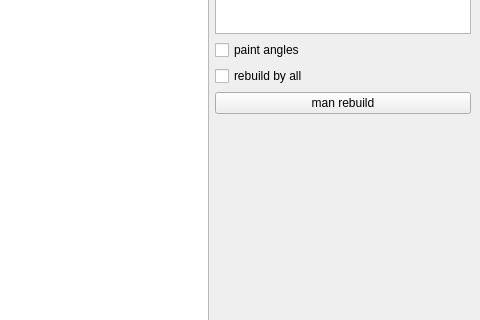
Above: spin-scene/mainwindow.ui from elapidae/lawn-mower before the change; both pictures show x 707 to 1187 and y 224 to 544 of the 1187 by 771 pixel window. Below: the same form after it.
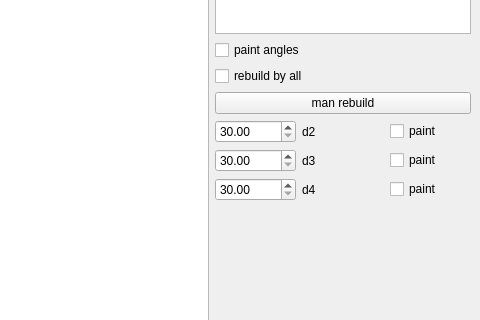
That is the form after the change.

The edit to the form file:
```diff
--- a/spin-scene/mainwindow.ui
+++ b/spin-scene/mainwindow.ui
@@ -14,7 +14,7 @@
    <string>MainWindow</string>
   </property>
   <widget class="QWidget" name="centralwidget">
-   <layout class="QHBoxLayout" name="horizontalLayout_3">
+   <layout class="QHBoxLayout" name="horizontalLayout_6">
     <item>
      <widget class="QGraphicsView" name="view"/>
     </item>
@@ -112,6 +112,99 @@
         </property>
        </widget>
       </item>
+      <item>
+       <layout class="QHBoxLayout" name="horizontalLayout_3">
+        <item>
+         <widget class="QDoubleSpinBox" name="d2_grad">
+          <property name="minimum">
+           <double>30.000000000000000</double>
+          </property>
+          <property name="maximum">
+           <double>500.000000000000000</double>
+          </property>
+          <property name="singleStep">
+           <double>0.500000000000000</double>
+          </property>
+         </widget>
+        </item>
+        <item>
+         <widget class="QLabel" name="label_2">
+          <property name="text">
+           <string>d2</string>
+          </property>
+         </widget>
+        </item>
+        <item>
+         <widget class="QCheckBox" name="d2_paint">
+          <property name="text">
+           <string>paint</string>
+          </property>
+         </widget>
+        </item>
+       </layout>
+      </item>
+      <item>
+       <layout class="QHBoxLayout" name="horizontalLayout_4">
+        <item>
+         <widget class="QDoubleSpinBox" name="d3_grad">
+          <property name="minimum">
+           <double>30.000000000000000</double>
+          </property>
+          <property name="maximum">
+           <double>500.000000000000000</double>
+          </property>
+          <property name="singleStep">
+           <double>0.500000000000000</double>
+          </property>
+         </widget>
+        </item>
+        <item>
+         <widget class="QLabel" name="label_3">
+          <property name="text">
+           <string>d3</string>
+          </property>
+         </widget>
+        </item>
+        <item>
+         <widget class="QCheckBox" name="d3_paint">
+          <property name="text">
+           <string>paint</string>
+          </property>
+         </widget>
+        </item>
+       </layout>
+      </item>
+      <item>
+       <layout class="QHBoxLayout" name="horizontalLayout_5">
+        <item>
+         <widget class="QDoubleSpinBox" name="d4_grad">
+          <property name="minimum">
+           <double>30.000000000000000</double>
+          </property>
+          <property name="maximum">
+           <double>500.000000000000000</double>
+          </property>
+          <property name="singleStep">
+           <double>0.500000000000000</double>
+          </property>
+         </widget>
+        </item>
+        <item>
+         <widget class="QLabel" name="label_4">
+          <property name="text">
+           <string>d4</string>
+          </property>
+         </widget>
+        </item>
+        <item>
+         <widget class="QCheckBox" name="d4_paint">
+          <property name="text">
+           <string>paint</string>
+          </property>
+         </widget>
+        </item>
+       </layout>
+      </item>
       <item>
        <spacer name="verticalSpacer">
         <property name="orientation">
```
